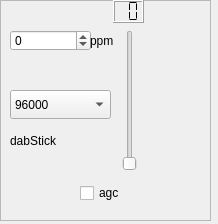
The window that devices/rtlsdr-handler/rtlsdr-widget.ui (JvanKatwijk/swradio-8) describes before a commit, drawn with Qt 5.
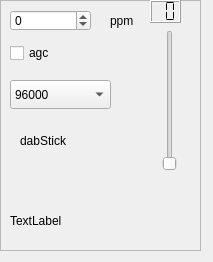
The same window after the commit.

```diff
--- a/devices/rtlsdr-handler/rtlsdr-widget.ui
+++ b/devices/rtlsdr-handler/rtlsdr-widget.ui
@@ -6,8 +6,8 @@
    <rect>
     <x>0</x>
     <y>0</y>
-    <width>218</width>
-    <height>224</height>
+    <width>213</width>
+    <height>262</height>
    </rect>
   </property>
   <property name="windowTitle">
@@ -18,8 +18,8 @@
     <rect>
      <x>0</x>
      <y>0</y>
-     <width>211</width>
-     <height>221</height>
+     <width>201</width>
+     <height>251</height>
     </rect>
    </property>
    <property name="frameShape">
@@ -31,7 +31,7 @@
    <widget class="QLabel" name="label">
     <property name="geometry">
      <rect>
-      <x>10</x>
+      <x>20</x>
       <y>130</y>
       <width>67</width>
       <height>21</height>
@@ -45,7 +45,7 @@
     <property name="geometry">
      <rect>
       <x>10</x>
-      <y>30</y>
+      <y>10</y>
       <width>81</width>
       <height>21</height>
      </rect>
@@ -63,8 +63,8 @@
    <widget class="QLabel" name="label_4">
     <property name="geometry">
      <rect>
-      <x>90</x>
-      <y>30</y>
+      <x>110</x>
+      <y>10</y>
       <width>31</width>
       <height>21</height>
      </rect>
@@ -77,7 +77,7 @@
     <property name="geometry">
      <rect>
       <x>10</x>
-      <y>191</y>
+      <y>170</y>
       <width>121</width>
       <height>20</height>
      </rect>
@@ -90,7 +90,7 @@
     <property name="geometry">
      <rect>
       <x>10</x>
-      <y>90</y>
+      <y>80</y>
       <width>101</width>
       <height>29</height>
      </rect>
@@ -127,8 +127,8 @@
    <widget class="QCheckBox" name="checkAgc">
     <property name="geometry">
      <rect>
-      <x>80</x>
-      <y>180</y>
+      <x>10</x>
+      <y>40</y>
       <width>61</width>
       <height>26</height>
      </rect>
@@ -143,7 +143,7 @@
    <widget class="QLCDNumber" name="gainDisplay">
     <property name="geometry">
      <rect>
-      <x>113</x>
+      <x>150</x>
       <y>0</y>
       <width>31</width>
       <height>23</height>
@@ -159,7 +159,7 @@
    <widget class="QSlider" name="gainSlider">
     <property name="geometry">
      <rect>
-      <x>120</x>
+      <x>160</x>
       <y>30</y>
       <width>20</width>
       <height>141</height>
@@ -172,6 +172,19 @@
      <enum>Qt::Vertical</enum>
     </property>
    </widget>
+   <widget class="QLabel" name="deviceName">
+    <property name="geometry">
+     <rect>
+      <x>10</x>
+      <y>210</y>
+      <width>161</width>
+      <height>21</height>
+     </rect>
+    </property>
+    <property name="text">
+     <string>TextLabel</string>
+    </property>
+   </widget>
   </widget>
  </widget>
  <resources/>
```
